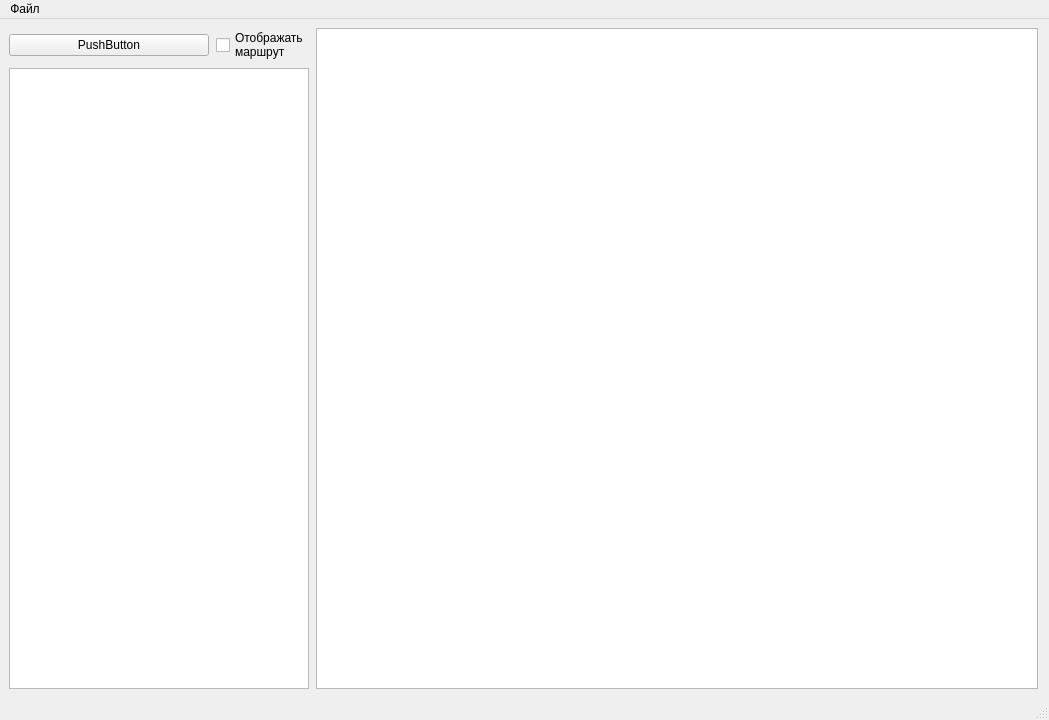
Qt form mainwindow.ui (Egor-Pavlov/diplom) before a commit.
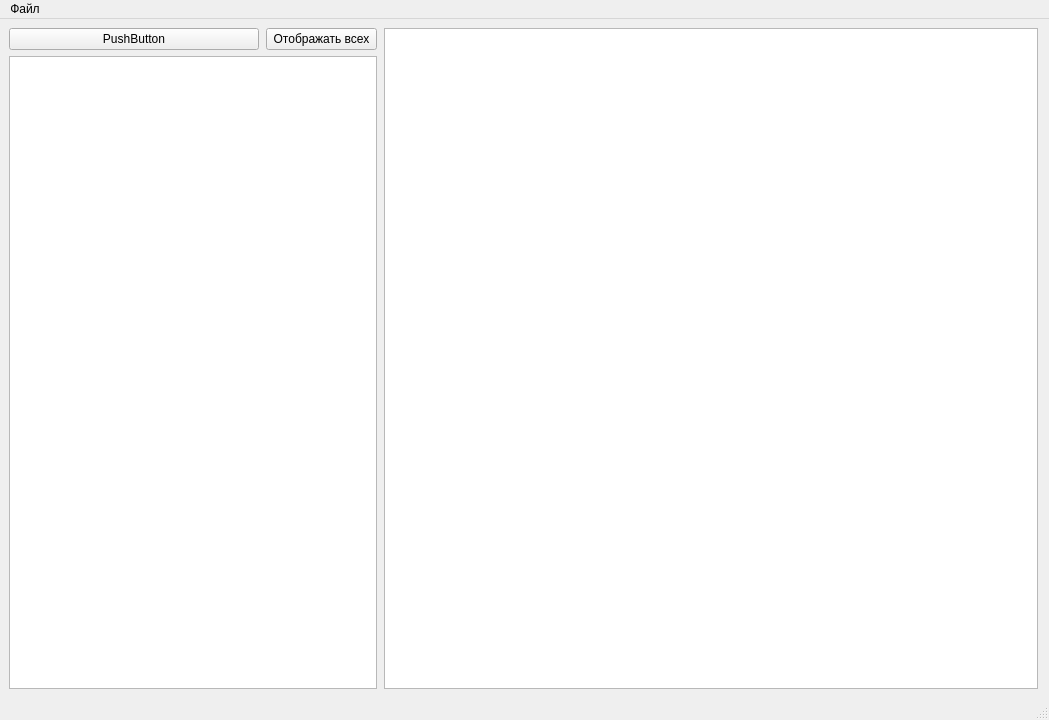
The same form after that commit.

Commit message: Список устройств, цвет, кнопка показать всех

Patch:
```diff
--- a/mainwindow.ui
+++ b/mainwindow.ui
@@ -35,7 +35,7 @@
    <property name="autoFillBackground">
     <bool>false</bool>
    </property>
-   <layout class="QGridLayout" name="gridLayout" columnminimumwidth="200,0,0">
+   <layout class="QGridLayout" name="gridLayout" columnminimumwidth="250,0,0">
     <property name="rightMargin">
      <number>11</number>
     </property>
@@ -49,17 +49,6 @@
       </property>
      </widget>
     </item>
-    <item row="0" column="1">
-     <widget class="QCheckBox" name="displayAllDeviceCB">
-      <property name="enabled">
-       <bool>true</bool>
-      </property>
-      <property name="text">
-       <string>Отображать
-маршрут</string>
-      </property>
-     </widget>
-    </item>
     <item row="0" column="2" rowspan="2">
      <widget class="QGraphicsView" name="graphicsView">
       <property name="enabled">
@@ -92,6 +81,13 @@
       </property>
      </widget>
     </item>
+    <item row="0" column="1">
+     <widget class="QPushButton" name="displayAllDeviceButton">
+      <property name="text">
+       <string> Отображать всех </string>
+      </property>
+     </widget>
+    </item>
    </layout>
   </widget>
   <widget class="QMenuBar" name="menubar">
```
The commit also changes 5 other files.
